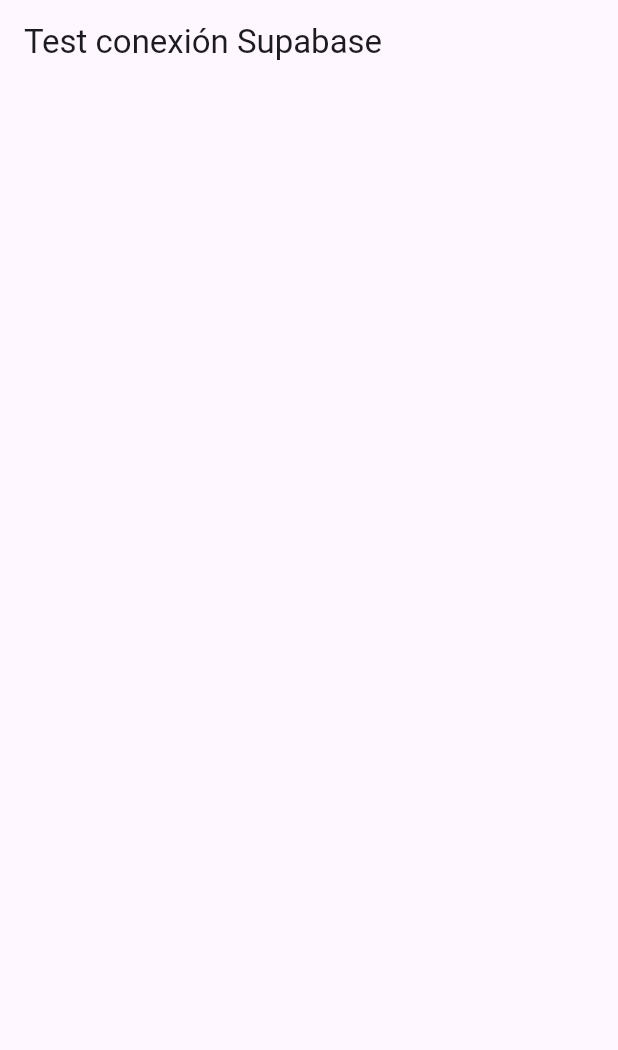
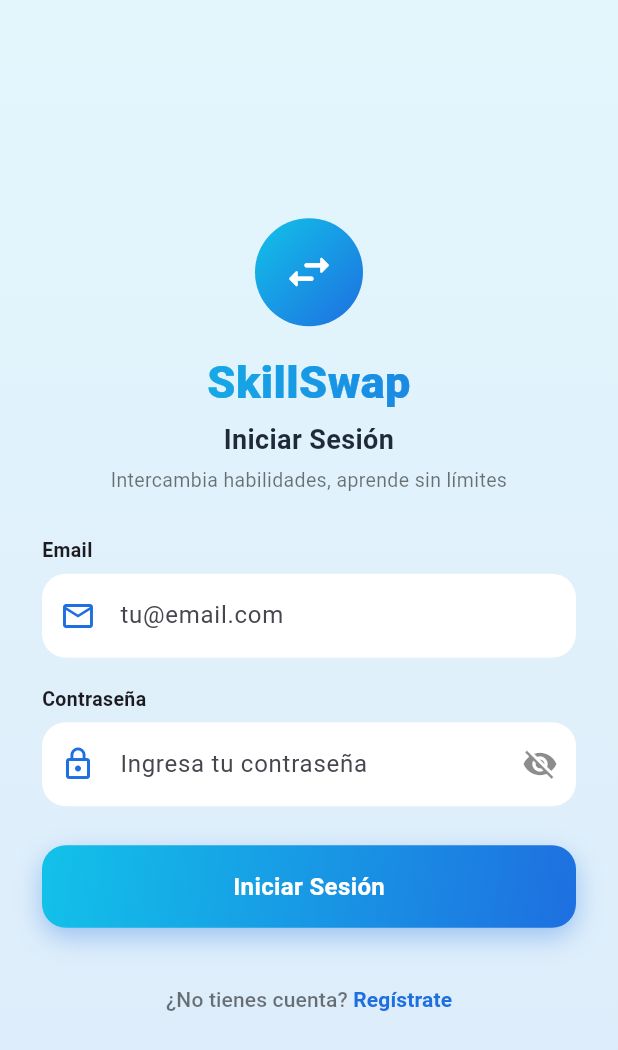
Before and after one commit to WandrysFG/SkillSwap-App, a Flutter app: the screen it shows after launch, on a phone screen of 412 x 824 dp. Shown: the top 1050 px of the screen. Run offline on Flutter 3.47's test engine with Material 3 defaults, Android fonts, the phone set to English and light mode, and no system bars; our stand-ins replace flutter_dotenv, supabase_flutter; accounts and stored records are empty.

Commit message:
feat: implementacion de autenticación de usuarios (Fase 1)
- Crear pantallas de Login y Registro con diseño personalizado
  (gradiente cian-azul, iconos, campos con validación visual)
- Implementar AuthService con signUp, signIn y signOut usando
  Supabase Auth
- Sincronizar el registro con la tabla public.users (creación
  automática del perfil al registrarse)
- Agregar políticas RLS para que cada usuario pueda crear, leer
  y editar únicamente su propio perfil
- Implementar AuthWrapper para redirección automática según el
  estado de sesión (Login <-> Home)
- Agregar manejo de sesión persistente (el usuario permanece
  logueado al reabrir la app)
- Agregar campo de confirmación de contraseña en el registro,
  con validación de coincidencia
- Mapear errores de Supabase (AuthException, PostgrestException)
  a mensajes claros en español para el usuario
- Desactivar confirmación de email en Supabase para agilizar
  pruebas en desarrollo (pendiente reactivar antes de producción)
- Crear widget reutilizable GradientButton para botones con
  degradado

```diff
--- a/lib/main.dart
+++ b/lib/main.dart
@@ -1,7 +1,7 @@
 import 'package:flutter/material.dart';
 import 'package:supabase_flutter/supabase_flutter.dart';
 import 'package:flutter_dotenv/flutter_dotenv.dart';
-import 'screens/test_screen.dart';
+import 'screens/auth_wrapper.dart';
 
 Future<void> main() async {
   WidgetsFlutterBinding.ensureInitialized();
@@ -22,7 +22,7 @@
   Widget build(BuildContext context) {
     return MaterialApp(
       title: 'SkillSwap',
-      home: const TestScreen(),
+      home: const AuthWrapper(),
     );
   }
 }
--- /dev/null
+++ b/lib/screens/auth_wrapper.dart
@@ -0,0 +1,26 @@
+import 'package:flutter/material.dart';
+import 'package:supabase_flutter/supabase_flutter.dart';
+import '../services/auth_service.dart';
+import 'login_screen.dart';
+import 'home_screen.dart';
+
+class AuthWrapper extends StatelessWidget {
+  const AuthWrapper({super.key});
+
+  @override
+  Widget build(BuildContext context) {
+    final authService = AuthService();
+
+    return StreamBuilder<AuthState>(
+      stream: authService.authStateChanges,
+      builder: (context, snapshot) {
+        final session = Supabase.instance.client.auth.currentSession;
+
+        if (session != null) {
+          return const HomeScreen();
+        }
+        return const LoginScreen();
+      },
+    );
+  }
+}
--- /dev/null
+++ b/lib/screens/login_screen.dart
@@ -0,0 +1,168 @@
+import 'package:flutter/material.dart';
+import '../services/auth_service.dart';
+import '../utils/app_theme.dart';
+import '../widgets/gradient_button.dart';
+import 'register_screen.dart';
+
+class LoginScreen extends StatefulWidget {
+  const LoginScreen({super.key});
+
+  @override
+  State<LoginScreen> createState() => _LoginScreenState();
+}
+
+class _LoginScreenState extends State<LoginScreen> {
+  final _formKey = GlobalKey<FormState>();
+  final _emailController = TextEditingController();
+  final _passwordController = TextEditingController();
+  final _authService = AuthService();
+
+  bool _loading = false;
+  bool _obscurePassword = true;
+  String? _errorMessage;
+
+  Future<void> _handleLogin() async {
+    if (!_formKey.currentState!.validate()) return;
+    setState(() {
+      _loading = true;
+      _errorMessage = null;
+    });
+    try {
+      await _authService.signIn(
+        email: _emailController.text.trim(),
+        password: _passwordController.text,
+      );
+    } catch (e) {
+      setState(() => _errorMessage = 'Correo o contraseña incorrectos');
+    } finally {
+      if (mounted) setState(() => _loading = false);
+    }
+  }
+
+  @override
+  void dispose() {
+    _emailController.dispose();
+    _passwordController.dispose();
+    super.dispose();
+  }
+
+  @override
+  Widget build(BuildContext context) {
+    return Scaffold(
+      body: Container(
+        width: double.infinity,
+        height: double.infinity,
+        decoration: const BoxDecoration(gradient: AppColors.backgroundGradient),
+        child: SafeArea(
+          child: Center(
+            child: SingleChildScrollView(
+              padding: const EdgeInsets.symmetric(horizontal: 28, vertical: 24),
+              child: Form(
+                key: _formKey,
+                child: Column(
+                  mainAxisSize: MainAxisSize.min,
+                  crossAxisAlignment: CrossAxisAlignment.stretch,
+                  children: [
+                    const SizedBox(height: 12),
+                    Center(
+                      child: Container(
+                        width: 72,
+                        height: 72,
+                        decoration: const BoxDecoration(
+                          gradient: AppColors.primaryGradient,
+                          shape: BoxShape.circle,
+                        ),
+                        child: const Icon(Icons.swap_horiz_rounded, color: Colors.white, size: 36),
+                      ),
+                    ),
+                    const SizedBox(height: 16),
+                    ShaderMask(
+                      shaderCallback: (bounds) => AppColors.primaryGradient.createShader(bounds),
+                      child: const Text(
+                        'SkillSwap',
+                        textAlign: TextAlign.center,
+                        style: TextStyle(fontSize: 30, fontWeight: FontWeight.w800, color: Colors.white),
+                      ),
+                    ),
+                    const SizedBox(height: 4),
+                    const Text(
+                      'Iniciar Sesión',
+                      textAlign: TextAlign.center,
+                      style: TextStyle(fontSize: 18, fontWeight: FontWeight.w600, color: Color(0xFF1F2937)),
+                    ),
+                    const SizedBox(height: 4),
+                    const Text(
+                      'Intercambia habilidades, aprende sin límites',
+                      textAlign: TextAlign.center,
+                      style: TextStyle(fontSize: 13, color: Colors.black54),
+                    ),
+                    const SizedBox(height: 28),
+
+                    const Text('Email', style: TextStyle(fontWeight: FontWeight.w600, fontSize: 13)),
+                    const SizedBox(height: 6),
+                    TextFormField(
+                      controller: _emailController,
+                      keyboardType: TextInputType.emailAddress,
+                      decoration: AppInputStyle.decoration(hint: 'tu@email.com', icon: Icons.email_outlined),
+                      validator: (v) => (v == null || !v.contains('@')) ? 'Correo inválido' : null,
+                    ),
+                    const SizedBox(height: 18),
+
+                    const Text('Contraseña', style: TextStyle(fontWeight: FontWeight.w600, fontSize: 13)),
+                    const SizedBox(height: 6),
+                    TextFormField(
+                      controller: _passwordController,
+                      obscureText: _obscurePassword,
+                      decoration: AppInputStyle.decoration(
+                        hint: 'Ingresa tu contraseña',
+                        icon: Icons.lock_outline,
+                        suffix: IconButton(
+                          icon: Icon(_obscurePassword ? Icons.visibility_off : Icons.visibility, color: Colors.black45),
+                          onPressed: () => setState(() => _obscurePassword = !_obscurePassword),
+                        ),
+                      ),
+                      validator: (v) => (v == null || v.length < 6) ? 'Mínimo 6 caracteres' : null,
+                    ),
+
+                    if (_errorMessage != null) ...[
+                      const SizedBox(height: 12),
+                      Text(_errorMessage!, style: const TextStyle(color: Colors.red), textAlign: TextAlign.center),
+                    ],
+
+                    const SizedBox(height: 26),
+                    GradientButton(
+                      label: 'Iniciar Sesión',
+                      loading: _loading,
+                      onPressed: _handleLogin,
+                    ),
+
+                    const SizedBox(height: 24),
+                    Row(
+                      mainAxisAlignment: MainAxisAlignment.center,
+                      children: [
+                        TextButton(
+                          onPressed: () => Navigator.of(context).push(
+                            MaterialPageRoute(builder: (_) => const RegisterScreen()),
+                          ),
+                          child: const Text.rich(
+                            TextSpan(
+                              text: '¿No tienes cuenta? ',
+                              style: TextStyle(color: Colors.black54),
+                              children: [
+                                TextSpan(text: 'Regístrate', style: TextStyle(color: AppColors.blue, fontWeight: FontWeight.bold)),
+                              ],
+                            ),
+                          ),
+                        ),
+                      ],
+                    ),
+                  ],
+                ),
+              ),
+            ),
+          ),
+        ),
+      ),
+    );
+  }
+}
--- /dev/null
+++ b/lib/services/auth_service.dart
@@ -0,0 +1,45 @@
+import 'package:supabase_flutter/supabase_flutter.dart';
+
+class AuthService {
+  final SupabaseClient _client = Supabase.instance.client;
+
+  User? get currentUser => _client.auth.currentUser;
+  Stream<AuthState> get authStateChanges => _client.auth.onAuthStateChange;
+
+  Future<void> signUp({
+    required String nombre,
+    required String email,
+    required String password,
+  }) async {
+    final response = await _client.auth.signUp(
+      email: email,
+      password: password,
+    );
+
+    final user = response.user;
+    if (user == null) {
+      throw Exception('No se pudo crear el usuario');
+    }
+
+    // Crear la fila correspondiente en public.users
+    await _client.from('users').insert({
+      'id': user.id,
+      'nombre': nombre,
+      'email': email,
+    });
+  }
+
+  Future<void> signIn({
+    required String email,
+    required String password,
+  }) async {
+    await _client.auth.signInWithPassword(
+      email: email,
+      password: password,
+    );
+  }
+
+  Future<void> signOut() async {
+    await _client.auth.signOut();
+  }
+}
--- /dev/null
+++ b/lib/utils/app_theme.dart
@@ -0,0 +1,45 @@
+import 'package:flutter/material.dart';
+
+class AppColors {
+  static const cyan = Color(0xFF12C2E9);
+  static const blue = Color(0xFF1E6FE0);
+  static const deepBlue = Color(0xFF0D47A1);
+  static const bgLight = Color(0xFFEAF6FB);
+
+  static const primaryGradient = LinearGradient(
+    colors: [cyan, blue],
+    begin: Alignment.topLeft,
+    end: Alignment.bottomRight,
+  );
+
+  static const backgroundGradient = LinearGradient(
+    colors: [Color(0xFFE3F6FC), Color(0xFFDCEBFA)],
+    begin: Alignment.topCenter,
+    end: Alignment.bottomCenter,
+  );
+}
+
+class AppInputStyle {
+  static InputDecoration decoration({required String hint, required IconData icon, Widget? suffix}) {
+    return InputDecoration(
+      hintText: hint,
+      prefixIcon: Icon(icon, color: AppColors.blue),
+      suffixIcon: suffix,
+      filled: true,
+      fillColor: Colors.white,
+      contentPadding: const EdgeInsets.symmetric(vertical: 16, horizontal: 12),
+      border: OutlineInputBorder(
+        borderRadius: BorderRadius.circular(16),
+        borderSide: BorderSide.none,
+      ),
+      enabledBorder: OutlineInputBorder(
+        borderRadius: BorderRadius.circular(16),
+        borderSide: BorderSide.none,
+      ),
+      focusedBorder: OutlineInputBorder(
+        borderRadius: BorderRadius.circular(16),
+        borderSide: const BorderSide(color: AppColors.blue, width: 1.5),
+      ),
+    );
+  }
+}
--- /dev/null
+++ b/lib/widgets/gradient_button.dart
@@ -0,0 +1,38 @@
+import 'package:flutter/material.dart';
+import '../utils/app_theme.dart';
+
+class GradientButton extends StatelessWidget {
+  final String label;
+  final bool loading;
+  final VoidCallback onPressed;
+
+  const GradientButton({super.key, required this.label, required this.loading, required this.onPressed});
+
+  @override
+  Widget build(BuildContext context) {
+    return Container(
+      decoration: BoxDecoration(
+        gradient: AppColors.primaryGradient,
+        borderRadius: BorderRadius.circular(16),
+        boxShadow: [
+          BoxShadow(color: AppColors.blue.withOpacity(0.35), blurRadius: 14, offset: const Offset(0, 6)),
+        ],
+      ),
+      child: Material(
+        color: Colors.transparent,
+        child: InkWell(
+          borderRadius: BorderRadius.circular(16),
+          onTap: loading ? null : onPressed,
+          child: Padding(
+            padding: const EdgeInsets.symmetric(vertical: 16),
+            child: Center(
+              child: loading
+                  ? const SizedBox(height: 20, width: 20, child: CircularProgressIndicator(strokeWidth: 2, color: Colors.white))
+                  : Text(label, style: const TextStyle(color: Colors.white, fontWeight: FontWeight.bold, fontSize: 16)),
+            ),
+          ),
+        ),
+      ),
+    );
+  }
+}
```
Also changed, not shown: lib/models/app_user.dart (added, +35 -0 lines), lib/screens/home_screen.dart (added, +29 -0 lines), lib/screens/register_screen.dart (added, +203 -0 lines), lib/screens/test_screen.dart (+61 -2 lines).
